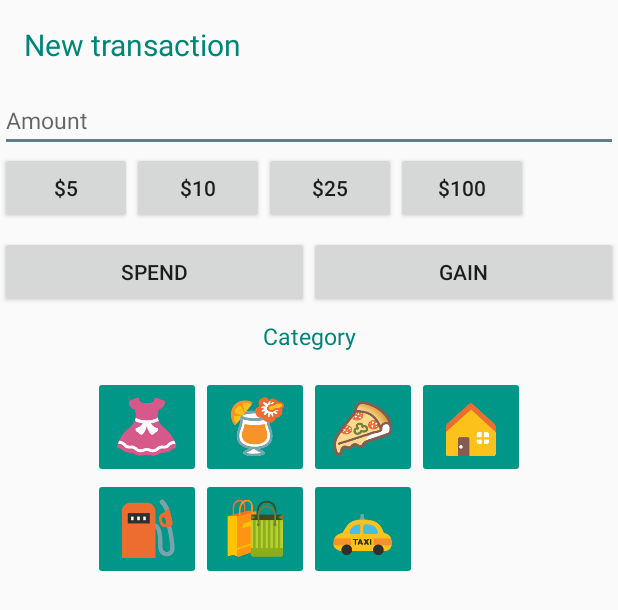
After one commit to danifujii/Coute, an Android app: the layout add_transaction.xml on its own in the app's theme, with its tools: preview values and no code run, on a phone screen of 412 x 824 dp. The commit adds this screen. Shown: the top 610 px of the screen. Run offline under Robolectric (Android 15) with nearby library versions, the phone set to English and light mode, and no system bars.

Commit message:
addTransaction v 0.1

```diff
--- a/app/src/main/java/com/example/daniel/projectnutella/PocketActivity.java
+++ b/app/src/main/java/com/example/daniel/projectnutella/PocketActivity.java
@@ -3,6 +3,7 @@ package com.example.daniel.projectnutella;
 import android.os.Bundle;
 import android.support.design.widget.FloatingActionButton;
 import android.support.design.widget.Snackbar;
+import android.support.v7.app.AlertDialog;
 import android.support.v7.app.AppCompatActivity;
 import android.support.v7.widget.LinearLayoutManager;
 import android.support.v7.widget.RecyclerView;
@@ -10,6 +11,7 @@ import android.support.v7.widget.Toolbar;
 import android.util.Log;
 import android.view.View;
 import android.widget.TextView;
+import android.content.DialogInterface;
 
 import com.example.daniel.projectnutella.adapter.TransactionAdapter;
 import com.example.daniel.projectnutella.data.Pocket;
@@ -70,4 +72,14 @@ public class PocketActivity extends AppCompatActivity {
         balanceTV.setText("$"+net);
     }
 
+    /*public void addTransaction(){
+        AlertDialog.Builder builder = new AlertDialog.Builder(PocketActivity.this);
+        builder.setTitle("Add Transaction");
+        builder.setPositiveButton(R.string.add_button, new DialogInterface.OnClickListener(){
+            public void onClick(DialogInterface, int id) {
+                if (nameTransaction != null)
+            }
+        }
+    }*/
+
 }
--- /dev/null
+++ b/app/src/main/res/layout/add_transaction.xml
@@ -0,0 +1,166 @@
+<?xml version="1.0" encoding="utf-8"?>
+<LinearLayout xmlns:android="http://schemas.android.com/apk/res/android"
+    android:layout_width="match_parent"
+    android:layout_height="match_parent"
+    android:orientation="vertical">
+
+
+    <TextView
+        android:layout_width="match_parent"
+        android:layout_height="wrap_content"
+        android:text="New transaction"
+        android:id="@+id/textNewTransaction"
+        android:editable="true"
+        android:enabled="false"
+        android:padding="@dimen/abc_list_item_padding_horizontal_material"
+        android:textColor="@color/accent_material_light"
+        android:textSize="20dp" />
+
+    <EditText
+        android:layout_width="match_parent"
+        android:layout_height="wrap_content"
+        android:id="@+id/amount"
+        android:hint="Amount"
+        android:layout_gravity="center_horizontal"
+        android:singleLine="true"
+        android:textSize="15dp" />
+
+    <LinearLayout
+        android:orientation="horizontal"
+        android:layout_width="match_parent"
+        android:layout_height="wrap_content"
+        android:layout_gravity="center_horizontal">
+
+        <Button
+            android:layout_width="wrap_content"
+            android:layout_height="wrap_content"
+            android:text="$5"
+            android:id="@+id/buttonAmoun1" />
+
+        <Button
+            android:layout_width="wrap_content"
+            android:layout_height="wrap_content"
+            android:text="$10"
+            android:id="@+id/buttonAmount2" />
+
+        <Button
+            android:layout_width="wrap_content"
+            android:layout_height="wrap_content"
+            android:text="$25"
+            android:id="@+id/buttonAmount3" />
+
+        <Button
+            android:layout_width="wrap_content"
+            android:layout_height="wrap_content"
+            android:text="$100"
+            android:id="@+id/buttonAmount4" />
+    </LinearLayout>
+
+    <LinearLayout
+        android:orientation="horizontal"
+        android:layout_width="match_parent"
+        android:layout_height="wrap_content"
+        android:layout_gravity="center_horizontal"></LinearLayout>
+
+    <LinearLayout
+        android:orientation="horizontal"
+        android:paddingTop="8dp"
+        android:paddingBottom="8dp"
+        android:layout_width="match_parent"
+        android:layout_height="wrap_content"
+        android:layout_gravity="center">
+
+
+        <Button
+            android:layout_width="wrap_content"
+            android:layout_height="wrap_content"
+            android:text="SPEND"
+            android:id="@+id/button"
+            android:layout_weight="0.26"
+            android:allowUndo="false" />
+
+
+        <Button
+            android:layout_width="wrap_content"
+            android:layout_height="wrap_content"
+            android:text="GAIN"
+            android:id="@+id/button2"
+            android:layout_weight="0.26"
+            android:allowUndo="false" />
+    </LinearLayout>
+
+    <TextView
+        android:layout_width="match_parent"
+        android:layout_height="wrap_content"
+        android:gravity="center"
+        android:text="Category"
+        android:id="@+id/textView"
+        android:textColor="@color/accent_material_light"
+        android:textSize="15dp" />
+
+    <GridLayout
+        android:id="@+id/cat_grid_layout"
+        android:layout_width="wrap_content"
+        android:layout_height="wrap_content"
+        android:columnCount="4"
+        android:layout_gravity="center"
+        android:paddingTop="16dp">
+
+        <ImageButton
+            android:layout_width="wrap_content"
+            android:layout_height="wrap_content"
+            android:src="@mipmap/cat_clothes"
+            android:backgroundTint="@color/colorPrimary"
+
+            />
+
+        <ImageButton
+            android:layout_width="wrap_content"
+            android:layout_height="wrap_content"
+            android:src="@mipmap/cat_drinks"
+            android:backgroundTint="@color/colorPrimary"
+
+            />
+
+        <ImageButton
+            android:layout_width="wrap_content"
+            android:layout_height="wrap_content"
+            android:src="@mipmap/cat_food"
+            android:backgroundTint="@color/colorPrimary"
+            />
+
+        <ImageButton
+            android:layout_width="wrap_content"
+            android:layout_height="wrap_content"
+            android:src="@mipmap/cat_house"
+            android:backgroundTint="@color/colorPrimary"
+
+            />
+
+        <ImageButton
+            android:layout_width="wrap_content"
+            android:layout_height="wrap_content"
+            android:src="@mipmap/cat_oil"
+            android:backgroundTint="@color/colorPrimary"
+
+            />
+
+        <ImageButton
+            android:layout_width="wrap_content"
+            android:layout_height="wrap_content"
+            android:src="@mipmap/cat_shopping"
+            android:backgroundTint="@color/colorPrimary"
+
+            />
+
+        <ImageButton
+            android:layout_width="wrap_content"
+            android:layout_height="wrap_content"
+            android:src="@mipmap/cat_transport"
+            android:backgroundTint="@color/colorPrimary"
+
+            />
+
+    </GridLayout>
+
+</LinearLayout>
```
